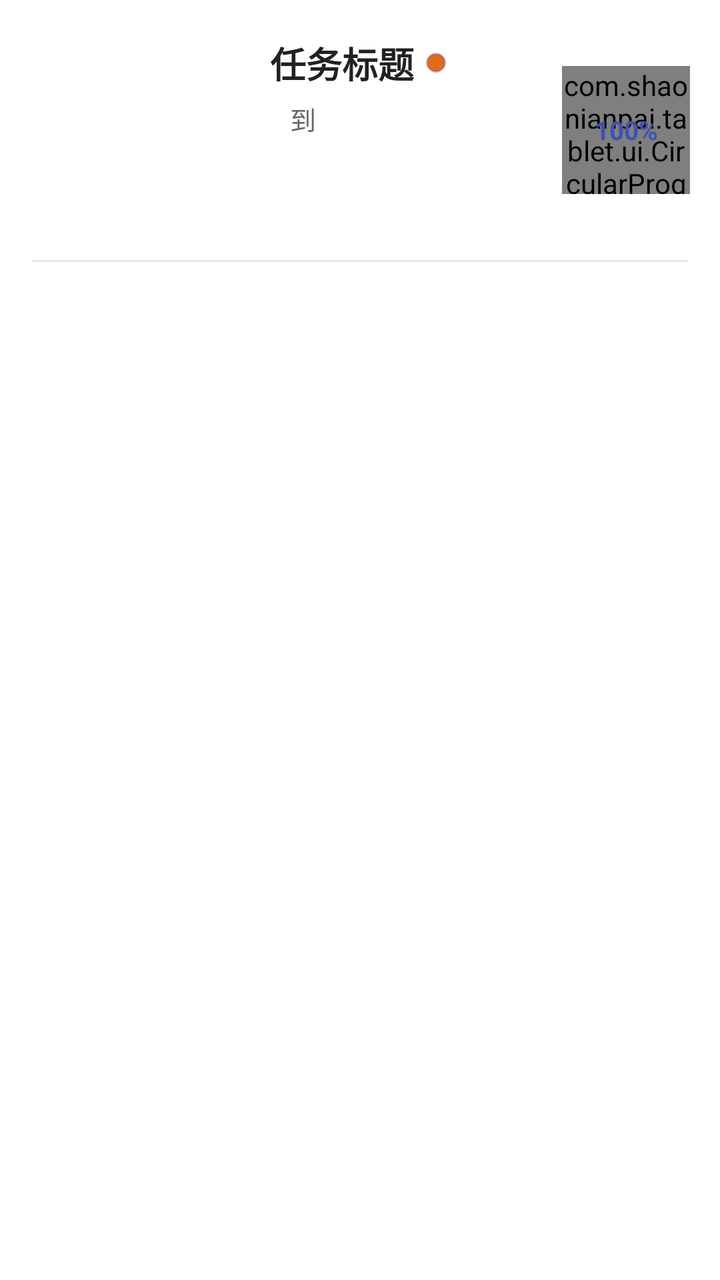
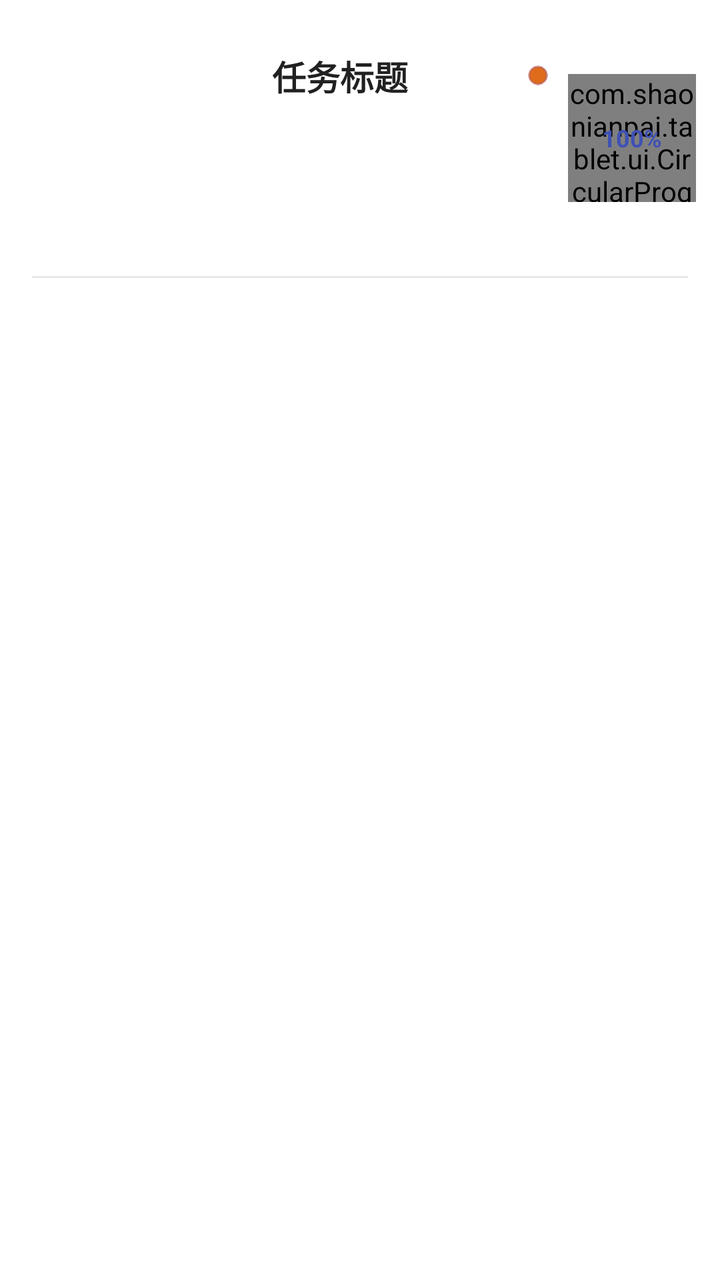

The first picture is an Android layout as it rendered before a commit; the second is the same layout after the commit. The layout source and the unified diff follow.
<!-- AndroidManifest.xml: application theme AppTheme -->
<!-- res/layout/layout_customselflearnitemview2_list.xml -->
<?xml version="1.0" encoding="utf-8"?>
<LinearLayout xmlns:android="http://schemas.android.com/apk/res/android"
    android:id="@+id/rl_root"
    android:layout_width="match_parent"
    android:layout_height="wrap_content"
    android:background="?android:attr/selectableItemBackground"
    android:orientation="vertical">

    <LinearLayout
        android:layout_width="match_parent"
        android:layout_height="wrap_content"
        android:gravity="center_vertical"
        android:orientation="horizontal">

        
        <ImageView
            android:id="@+id/iv_thumbnail"
            android:layout_width="130dp"
            android:layout_height="130dp"
            android:padding="10dp"
            android:scaleType="centerCrop" />

        <LinearLayout
            android:layout_width="0dp"
            android:layout_height="wrap_content"
            android:layout_weight="1"
            android:gravity="center_vertical"
            android:orientation="vertical"
            android:padding="5dp">

            <LinearLayout
                android:layout_width="match_parent"
                android:layout_height="wrap_content"
                android:layout_marginBottom="5dp"
                android:gravity="center_vertical"
                android:orientation="horizontal">

                <TextView
                    android:id="@+id/tv_title"
                    android:layout_width="wrap_content"
                    android:layout_height="wrap_content"
                    android:ellipsize="end"
                    android:singleLine="true"
                    android:text="任务标题"
                    android:textColor="@color/textPrimary"
                    android:textSize="18sp"
                    android:textStyle="bold" />

                <ImageView
                    android:id="@+id/iv_unread"
                    android:layout_width="10dp"
                    android:layout_height="10dp"
                    android:layout_marginStart="6dp"
                    android:src="@drawable/ic_unread" />
            </LinearLayout>

            <LinearLayout
                android:layout_width="wrap_content"
                android:layout_height="wrap_content"
                android:orientation="horizontal">

                <TextView
                    android:id="@+id/tv_start_date"
                    android:layout_width="wrap_content"
                    android:layout_height="wrap_content"
                    android:textColor="@color/textSecondary"
                    android:textSize="13sp" />

                <TextView
                    android:layout_width="wrap_content"
                    android:layout_height="wrap_content"
                    android:layout_marginLeft="10dp"
                    android:layout_marginRight="10dp"
                    android:text="到"
                    android:textColor="@color/textSecondary"
                    android:textSize="13sp" />

                <TextView
                    android:id="@+id/tv_end_date"
                    android:layout_width="wrap_content"
                    android:layout_height="wrap_content"
                    android:textColor="@color/textSecondary"
                    android:textSize="13sp" />
            </LinearLayout>

            <TextView
                android:id="@+id/tv_meta"
                android:layout_width="wrap_content"
                android:layout_height="wrap_content"
                android:layout_marginTop="3dp"
                android:layout_marginBottom="4dp"
                android:textColor="#455A64"
                android:textSize="13sp" />

            <TextView
                android:id="@+id/tv_description"
                android:layout_width="match_parent"
                android:layout_height="wrap_content"
                android:ellipsize="end"
                android:maxLines="2"
                android:textColor="@color/textSecondary"
                android:textSize="13sp" />
        </LinearLayout>

        
        <FrameLayout
            android:layout_width="64dp"
            android:layout_height="64dp"
            android:layout_marginEnd="15dp">

            <com.shaonianpai.tablet.ui.CircularProgressView
                android:id="@+id/progress"
                android:layout_width="64dp"
                android:layout_height="64dp" />

            <TextView
                android:id="@+id/tv_progress"
                android:layout_width="match_parent"
                android:layout_height="match_parent"
                android:gravity="center"
                android:text="100%"
                android:textColor="#3F51B5"
                android:textSize="13sp"
                android:textStyle="bold" />
        </FrameLayout>
    </LinearLayout>

    <View
        android:layout_width="match_parent"
        android:layout_height="1dp"
        android:layout_marginStart="16dp"
        android:layout_marginEnd="16dp"
        android:background="@color/separateLine" />
</LinearLayout>
<!-- resources referenced by this layout -->
<resources>
  <color name="separateLine">#FFE8E8E8</color>
  <color name="textPrimary">#FF212121</color>
  <color name="textSecondary">#FF666666</color>
  <!-- drawable ic_unread: png bitmap (drawable, 537 bytes) -->
  <style name="AppTheme" parent="Theme.MaterialComponents.Light.DarkActionBar">
          <item name="colorPrimary">@color/primaryColor</item>
          <item name="colorPrimaryDark">@color/primaryDarkColor</item>
          <item name="colorAccent">@color/primaryColor</item>
      </style>
  <color name="primaryColor">#FF1976D2</color>
  <color name="primaryDarkColor">#FF004BA0</color>
</resources>

<!-- the commit's change to res/layout/layout_customselflearnitemview2_list.xml (unified diff, before → after) -->
@@ -10,7 +10,8 @@
         android:layout_width="match_parent"
         android:layout_height="wrap_content"
         android:gravity="center_vertical"
-        android:orientation="horizontal">
+        android:orientation="horizontal"
+        android:paddingVertical="4dp">
 
         
         <ImageView
@@ -26,24 +27,26 @@
             android:layout_weight="1"
             android:gravity="center_vertical"
             android:orientation="vertical"
-            android:padding="5dp">
+            android:paddingHorizontal="6dp"
+            android:paddingVertical="4dp">
 
             <LinearLayout
                 android:layout_width="match_parent"
                 android:layout_height="wrap_content"
-                android:layout_marginBottom="5dp"
+                android:layout_marginBottom="4dp"
                 android:gravity="center_vertical"
                 android:orientation="horizontal">
 
                 <TextView
                     android:id="@+id/tv_title"
-                    android:layout_width="wrap_content"
+                    android:layout_width="0dp"
                     android:layout_height="wrap_content"
+                    android:layout_weight="1"
                     android:ellipsize="end"
                     android:singleLine="true"
                     android:text="任务标题"
                     android:textColor="@color/textPrimary"
-                    android:textSize="18sp"
+                    android:textSize="17sp"
                     android:textStyle="bold" />
 
                 <ImageView
@@ -54,43 +57,26 @@
                     android:src="@drawable/ic_unread" />
             </LinearLayout>
 
-            <LinearLayout
-                android:layout_width="wrap_content"
+            
+            <TextView
+                android:id="@+id/tv_date_range"
+                android:layout_width="match_parent"
                 android:layout_height="wrap_content"
-                android:orientation="horizontal">
-
-                <TextView
-                    android:id="@+id/tv_start_date"
-                    android:layout_width="wrap_content"
-                    android:layout_height="wrap_content"
-                    android:textColor="@color/textSecondary"
-                    android:textSize="13sp" />
-
-                <TextView
-                    android:layout_width="wrap_content"
-                    android:layout_height="wrap_content"
-                    android:layout_marginLeft="10dp"
-                    android:layout_marginRight="10dp"
-                    android:text="到"
-                    android:textColor="@color/textSecondary"
-                    android:textSize="13sp" />
-
-                <TextView
-                    android:id="@+id/tv_end_date"
-                    android:layout_width="wrap_content"
-                    android:layout_height="wrap_content"
-                    android:textColor="@color/textSecondary"
-                    android:textSize="13sp" />
-            </LinearLayout>
+                android:ellipsize="end"
+                android:maxLines="2"
+                android:textColor="@color/textSecondary"
+                android:textSize="12.5sp" />
 
             <TextView
                 android:id="@+id/tv_meta"
-                android:layout_width="wrap_content"
+                android:layout_width="match_parent"
                 android:layout_height="wrap_content"
                 android:layout_marginTop="3dp"
-                android:layout_marginBottom="4dp"
+                android:layout_marginBottom="3dp"
+                android:ellipsize="end"
+                android:maxLines="2"
                 android:textColor="#455A64"
-                android:textSize="13sp" />
+                android:textSize="12.5sp" />
 
             <TextView
                 android:id="@+id/tv_description"
@@ -99,28 +85,31 @@
                 android:ellipsize="end"
                 android:maxLines="2"
                 android:textColor="@color/textSecondary"
-                android:textSize="13sp" />
+                android:textSize="12.5sp" />
         </LinearLayout>
 
         
         <FrameLayout
+            android:id="@+id/progressContainer"
             android:layout_width="64dp"
             android:layout_height="64dp"
-            android:layout_marginEnd="15dp">
+            android:layout_marginStart="4dp"
+            android:layout_marginEnd="12dp">
 
             <com.shaonianpai.tablet.ui.CircularProgressView
                 android:id="@+id/progress"
-                android:layout_width="64dp"
-                android:layout_height="64dp" />
+                android:layout_width="match_parent"
+                android:layout_height="match_parent" />
 
             <TextView
                 android:id="@+id/tv_progress"
                 android:layout_width="match_parent"
                 android:layout_height="match_parent"
                 android:gravity="center"
+                android:singleLine="true"
                 android:text="100%"
                 android:textColor="#3F51B5"
-                android:textSize="13sp"
+                android:textSize="12sp"
                 android:textStyle="bold" />
         </FrameLayout>
     </LinearLayout>
